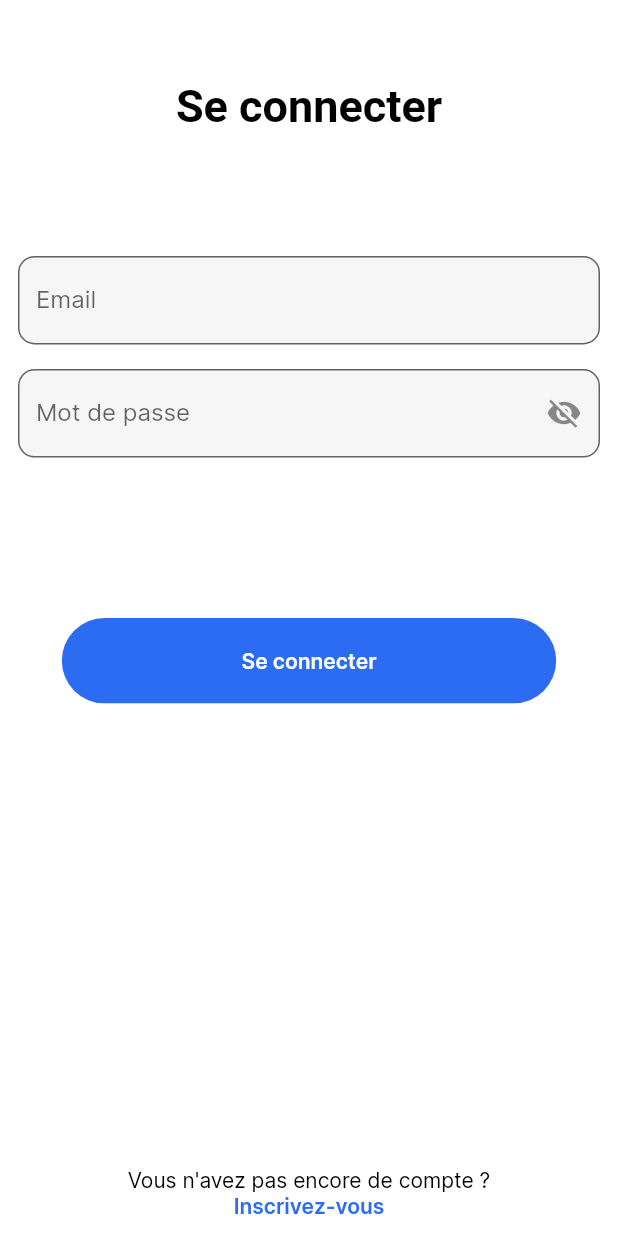
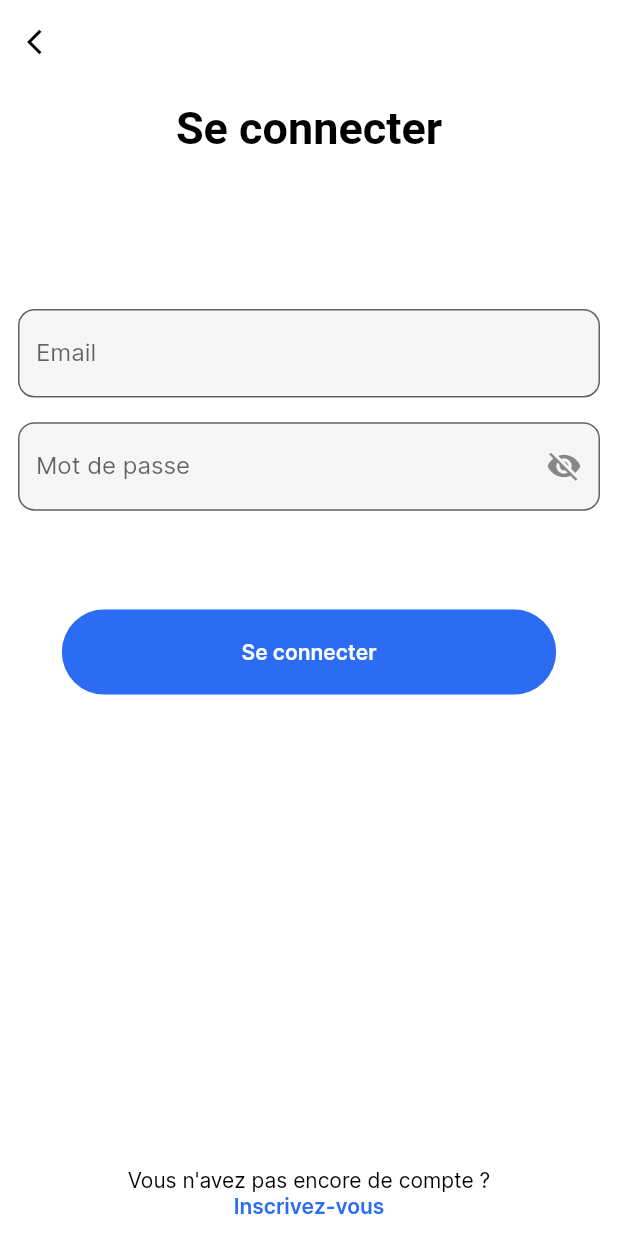
Before and after one commit to AskHim-SIO/mobileapp_askhim, a Flutter app: the screen it shows after launch, after a tap on "Connexion", on a phone screen of 412 x 824 dp. Run offline on Flutter 3.47's test engine with Material 2 defaults, Android fonts, the phone set to English and light mode, and no system bars; Roboto replaces fonts that are missing (Inter-SemiBold).

Commit message:
add back buton

```diff
--- a/lib/Screens/Login/components/body.dart
+++ b/lib/Screens/Login/components/body.dart
@@ -36,7 +36,6 @@ class _Body extends State<Body> {
         padding: const EdgeInsets.all(12.0),
         child: Column(
           children: <Widget>[
-            SizedBox(height: size.width * 0.1),
             const Center(
               child: Text(
                 "Se connecter",
@@ -47,7 +46,7 @@ class _Body extends State<Body> {
                     fontSize: 30),
               ),
             ),
-            SizedBox(height: size.width * 0.2),
+            SizedBox(height: size.width * 0.25),
             const InputFormMail(
               hintText: 'Email',
               labelText: 'Email',
@@ -60,7 +59,7 @@ class _Body extends State<Body> {
               labelText: 'Mot de passe',
               borderRadius: 11,
             ),
-            SizedBox(height: size.width * 0.24),
+            SizedBox(height: size.width * 0.14),
             RoundedButton(
               text: 'Se connecter',
               sizeButton: 0.8,
--- a/lib/Screens/Login/login_screen.dart
+++ b/lib/Screens/Login/login_screen.dart
@@ -9,6 +9,20 @@ class LoginScreen extends StatelessWidget {
     return Scaffold(
       resizeToAvoidBottomInset: false,
       backgroundColor: Colors.white,
+      appBar: AppBar(
+        elevation: 0,
+        brightness: Brightness.light,
+        backgroundColor: Colors.white,
+        leading: IconButton(
+            onPressed: () {
+              Navigator.pop(context);
+            },
+            icon: const Icon(
+              Icons.arrow_back_ios,
+              size: 20,
+              color: Colors.black,
+            )),
+      ),
       body: Body(),
     );
   }
```
